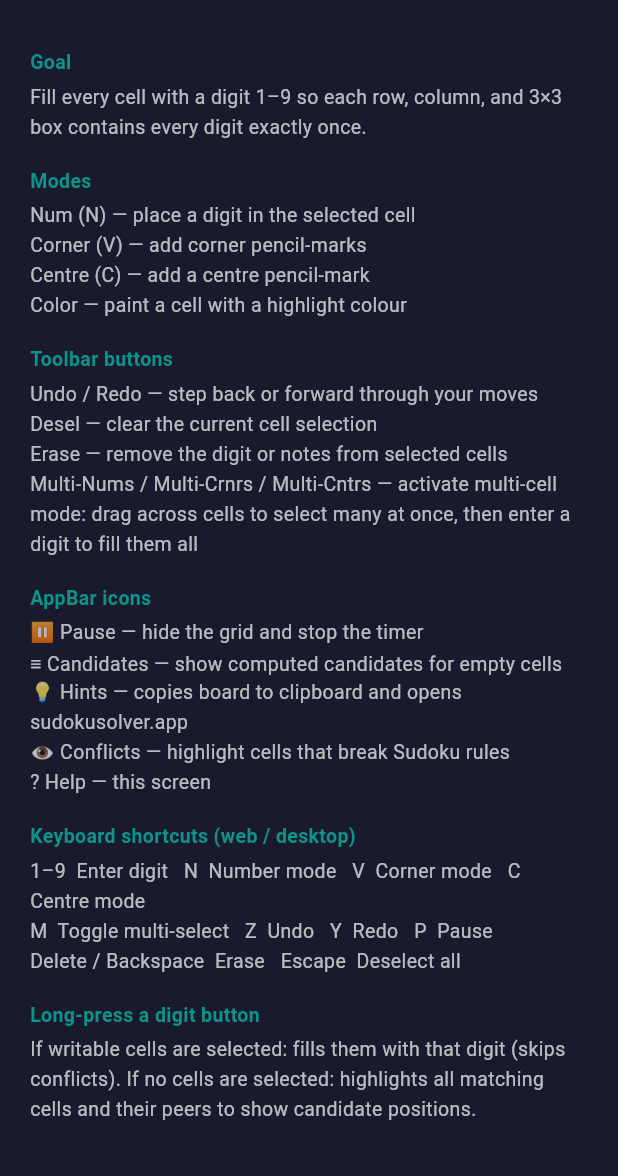
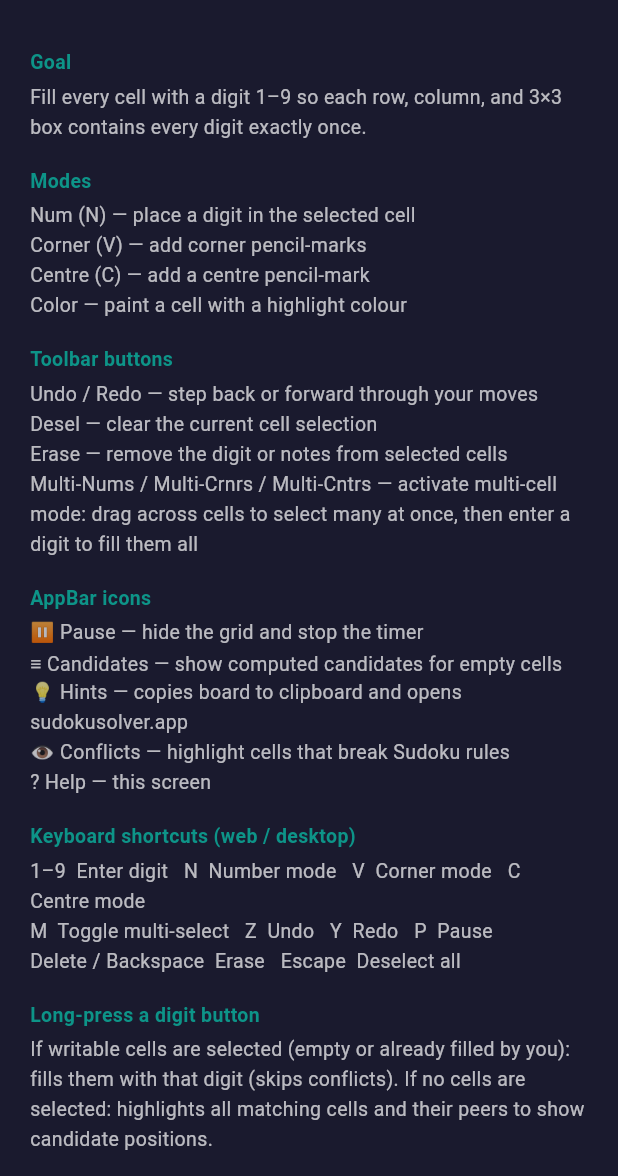
Before and after one commit to NVME-git/InGrid, a Flutter app: the HelpScreen screen opened by its route, on a phone screen of 412 x 824 dp, the part 60-1236 px from its top. Run offline on Flutter 3.47's test engine with Material 3 defaults, Android fonts, the phone set to English and light mode, and no system bars; our stand-ins replace flutter_riverpod, go_router, shared_preferences; accounts and stored records are empty.

Commit message:
fix: long press digit now enters number in cells with existing user digits
Agent-Logs-Url: https://github.com/NVME-git/InGrid/sessions/bcffe111-bc4e-4fc3-95ab-87c64ddba2e0

Co-authored-by: NVME-git <30406909+NVME-git@users.noreply.github.com>

```diff
--- a/lib/features/game/game_screen.dart
+++ b/lib/features/game/game_screen.dart
@@ -546,8 +546,9 @@ class _HelpContent extends StatelessWidget {
         const SizedBox(height: 12),
         Text('Long-press a digit button', style: ths),
         Text(
-          'If writable cells are selected: fills them with that digit '
-          '(skips conflicts). If no cells are selected: highlights all '
+          'If writable cells are selected (empty or already filled by you): '
+          'fills them with that digit (skips conflicts). '
+          'If no cells are selected: highlights all '
           'matching cells and their peers to show candidate positions.',
           style: ts,
         ),
--- a/lib/features/game/game_state.dart
+++ b/lib/features/game/game_state.dart
@@ -349,7 +349,8 @@ class GameNotifier extends Notifier<GameState> {
   }
 
   /// Long-press a digit button for ~1 s:
-  /// • If the current selection contains writable cells (non-given, digit == null):
+  /// • If the current selection contains writable cells (non-given, including
+  ///   cells that already have a user-placed digit):
   ///   place [digit] in each such cell, skipping any where it would conflict.
   /// • Otherwise (no selection or all selected are givens):
   ///   pin [digit] so every board cell carrying that value is tinted.
@@ -358,7 +359,7 @@ class GameNotifier extends Notifier<GameState> {
     final writableCells = sel
         .where((pos) {
           final cell = state.board.cellAt(pos.$1, pos.$2);
-          return !cell.isGiven && cell.digit == null;
+          return !cell.isGiven;
         })
         .toList();
 
--- a/lib/features/help/help_screen.dart
+++ b/lib/features/help/help_screen.dart
@@ -104,8 +104,9 @@ class HelpScreen extends StatelessWidget {
               Text('Long-press a digit button', style: _ths),
               SizedBox(height: 4),
               Text(
-                'If writable cells are selected: fills them with that digit '
-                '(skips conflicts). If no cells are selected: highlights all '
+                'If writable cells are selected (empty or already filled by you): '
+                'fills them with that digit (skips conflicts). '
+                'If no cells are selected: highlights all '
                 'matching cells and their peers to show candidate positions.',
                 style: _ts,
               ),
```
Also changed, not shown: 1 other file.
